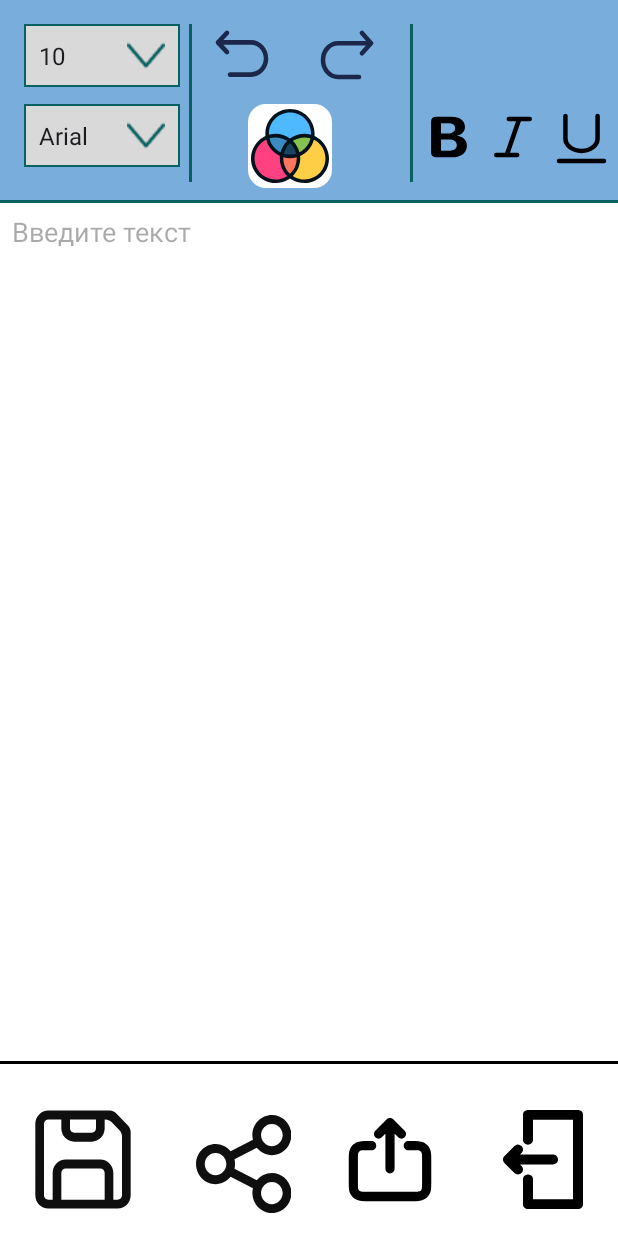
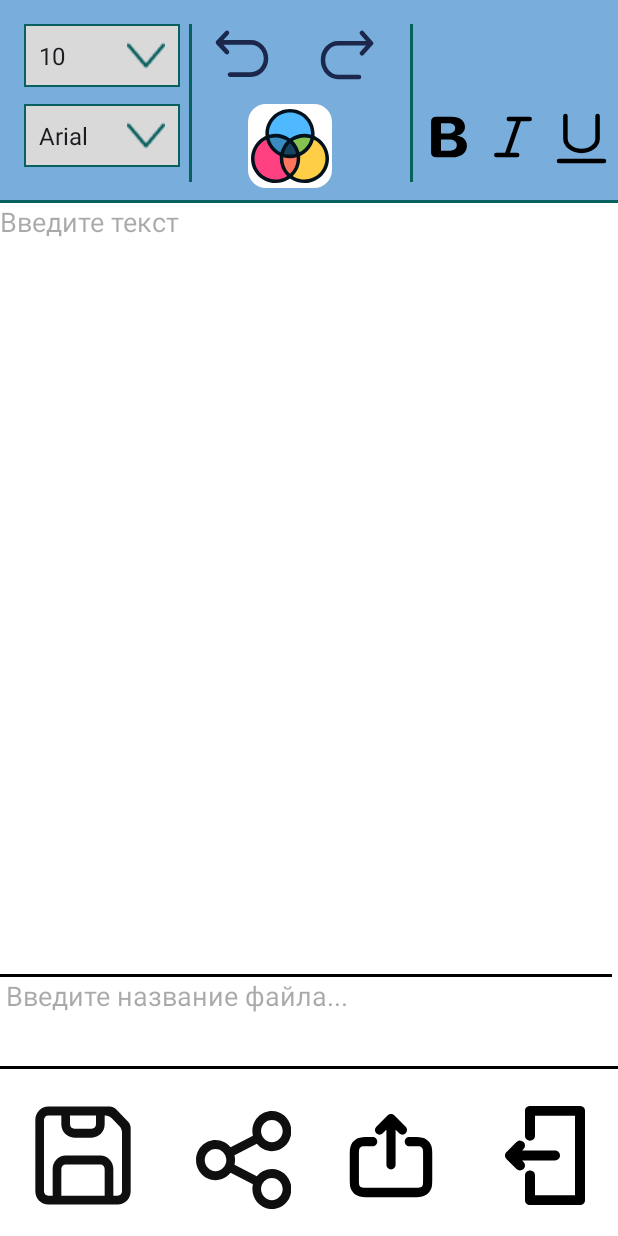
Before and after one commit to repeatuntil/Mobile_Pastebin_App, an Android app: the TextEditor screen opened directly, with no data from a screen before it, on a phone screen of 412 x 824 dp. Run offline under Robolectric (Android 15) with nearby library versions, the phone set to English and light mode, and no system bars.

Commit message:
fix textEdit 2

```diff
--- /dev/null
+++ b/app/src/main/res/drawable/button3_bottom_border.xml
@@ -0,0 +1,14 @@
+<?xml version="1.0" encoding="utf-8"?>
+<layer-list xmlns:android="http://schemas.android.com/apk/res/android">
+    <item >
+        <shape android:shape="rectangle">
+            <solid android:color="#000000" />
+        </shape>
+    </item>
+    <item android:bottom="2dp" >
+        <shape android:shape="rectangle">
+            <solid android:color="#FFFFFF" />
+        </shape>
+    </item>
+
+</layer-list>
--- a/app/src/main/res/drawable/button3_bottom_border_up.xml
+++ /dev/null
@@ -1,20 +0,0 @@
-<?xml version="1.0" encoding="utf-8"?>
-<layer-list xmlns:android="http://schemas.android.com/apk/res/android">
-    <item android:top="40dp">
-        <shape android:shape="rectangle">
-            <solid android:color="#000000" />
-        </shape>
-    </item>
-    <item android:bottom="20dp">
-        <shape android:shape="rectangle">
-            <stroke android:width="2dp" android:color="#000000" />
-            <corners android:radius="12dp"/>
-            <solid android:color="#FFFFFF" />
-        </shape>
-    </item>
-    <item android:bottom="2dp" android:top="40dp" android:start="2dp" android:end="2dp">
-        <shape android:shape="rectangle">
-            <solid android:color="#FFFFFF" />
-        </shape>
-    </item>
-</layer-list>
--- a/app/src/main/res/layout/authorization.xml
+++ b/app/src/main/res/layout/authorization.xml
@@ -105,7 +105,7 @@
         android:layout_marginTop="3dp"
         android:ems="10"
         android:inputType="textEmailAddress"
-        android:visibility="invisible"
+        android:visibility="visible"
         app:layout_constraintStart_toStartOf="@+id/imageEmail2"
         app:layout_constraintTop_toTopOf="@+id/imageEmail2" />
 
@@ -117,7 +117,7 @@
         android:layout_marginTop="4dp"
         android:ems="10"
         android:inputType="textPassword"
-        android:visibility="invisible"
+        android:visibility="visible"
         app:layout_constraintStart_toStartOf="@+id/imagePassword2"
         app:layout_constraintTop_toTopOf="@+id/imagePassword2" />
 </androidx.constraintlayout.widget.ConstraintLayout>
--- a/app/src/main/res/layout/profile_page.xml
+++ b/app/src/main/res/layout/profile_page.xml
@@ -88,7 +88,8 @@
                 android:layout_height="wrap_content"
                 android:layout_weight="1"
                 android:ems="10"
-                android:inputType="textEmailAddress" />
+                android:inputType="textEmailAddress"
+                android:visibility="visible" />
 
         </LinearLayout>
 
@@ -122,7 +123,8 @@
                 android:layout_height="wrap_content"
                 android:layout_weight="1"
                 android:ems="10"
-                android:inputType="textPassword" />
+                android:inputType="textPassword"
+                android:visibility="visible" />
 
 
         </LinearLayout>
--- a/app/src/main/res/layout/text_editor.xml
+++ b/app/src/main/res/layout/text_editor.xml
@@ -22,9 +22,9 @@
         android:layout_height="wrap_content"
         android:layout_marginStart="16dp"
         android:layout_marginTop="16dp"
+        android:src="@drawable/rectangle_12_1"
         app:layout_constraintStart_toStartOf="parent"
-        app:layout_constraintTop_toTopOf="parent"
-        android:src="@drawable/rectangle_12_1" />
+        app:layout_constraintTop_toTopOf="parent" />
 
     <View
         android:id="@+id/sep_line1"
@@ -56,16 +56,15 @@
 
     <EditText
         android:id="@+id/plain_text_input"
-        android:layout_width="404dp"
-        android:layout_height="589dp"
-        android:layout_marginStart="4dp"
-        android:layout_marginTop="132dp"
+        android:layout_width="408dp"
+        android:layout_height="516dp"
+        android:background="@drawable/button3_bottom_border"
         android:gravity="top"
         android:hint="Введите текст"
         android:inputType="text"
         android:visibility="visible"
         app:layout_constraintStart_toStartOf="parent"
-        app:layout_constraintTop_toTopOf="@+id/view4" />
+        app:layout_constraintTop_toBottomOf="@+id/view4" />
 
     <ImageView
         android:id="@+id/imageSize1"
@@ -73,9 +72,9 @@
         android:layout_height="wrap_content"
         android:layout_marginStart="16dp"
         android:layout_marginTop="69dp"
+        android:src="@drawable/rectangle_12_1"
         app:layout_constraintStart_toStartOf="parent"
-        app:layout_constraintTop_toTopOf="parent"
-        android:src="@drawable/rectangle_12_1" />
+        app:layout_constraintTop_toTopOf="parent" />
 
 
     <ImageButton
@@ -85,9 +84,9 @@
         android:layout_marginStart="139dp"
         android:layout_marginTop="16dp"
         android:background="@drawable/undo_button"
+        android:src="@drawable/undo_left_round_1"
         app:layout_constraintStart_toStartOf="parent"
-        app:layout_constraintTop_toTopOf="parent"
-        android:src="@drawable/undo_left_round_1" />
+        app:layout_constraintTop_toTopOf="parent" />
 
     <ImageButton
         android:id="@+id/doButton"
@@ -96,9 +95,9 @@
         android:layout_marginStart="207dp"
         android:layout_marginTop="15dp"
         android:background="@drawable/undo_button"
+        android:src="@drawable/resource_do"
         app:layout_constraintStart_toStartOf="parent"
-        app:layout_constraintTop_toTopOf="parent"
-        android:src="@drawable/resource_do" />
+        app:layout_constraintTop_toTopOf="parent" />
 
     <ImageButton
         android:id="@+id/colorButton"
@@ -107,9 +106,9 @@
         android:layout_marginStart="165dp"
         android:layout_marginTop="69dp"
         android:background="@drawable/button3"
+        android:src="@drawable/palette_print_1"
         app:layout_constraintStart_toStartOf="parent"
-        app:layout_constraintTop_toTopOf="parent"
-        android:src="@drawable/palette_print_1" />
+        app:layout_constraintTop_toTopOf="parent" />
 
     <Spinner
         android:id="@+id/fonts_spinner"
@@ -168,16 +167,30 @@
             android:layout_height="45dp"
             android:background="@drawable/undo_button"
             android:src="@drawable/underline" />
+
     </LinearLayout>
 
+    <EditText
+        android:id="@+id/editTextText"
+        android:layout_width="400dp"
+        android:layout_height="37dp"
+        android:layout_marginStart="4dp"
+        android:background="@drawable/button3"
+        android:ems="10"
+        android:gravity="top"
+        android:hint="Введите название файла..."
+        android:inputType="text"
+        app:layout_constraintStart_toStartOf="parent"
+        app:layout_constraintTop_toBottomOf="@+id/plain_text_input" />
+
     <LinearLayout
-        android:layout_width="412dp"
-        android:layout_height="131dp"
+        android:layout_width="413dp"
+        android:layout_height="119dp"
+        android:layout_marginTop="22dp"
         android:background="@drawable/button3_top_border"
         android:orientation="horizontal"
-        app:layout_constraintBottom_toBottomOf="parent"
         app:layout_constraintStart_toStartOf="parent"
-        app:layout_constraintTop_toBottomOf="@+id/plain_text_input">
+        app:layout_constraintTop_toBottomOf="@+id/editTextText">
 
         <ImageButton
             android:id="@+id/saveButton"
```
